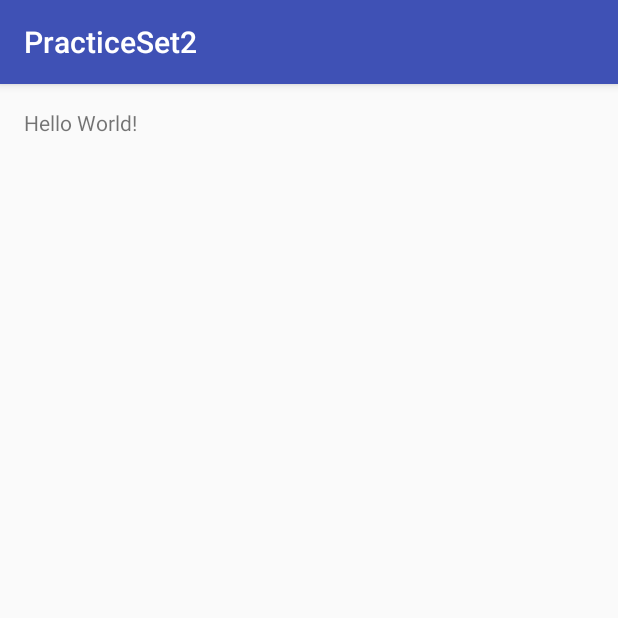
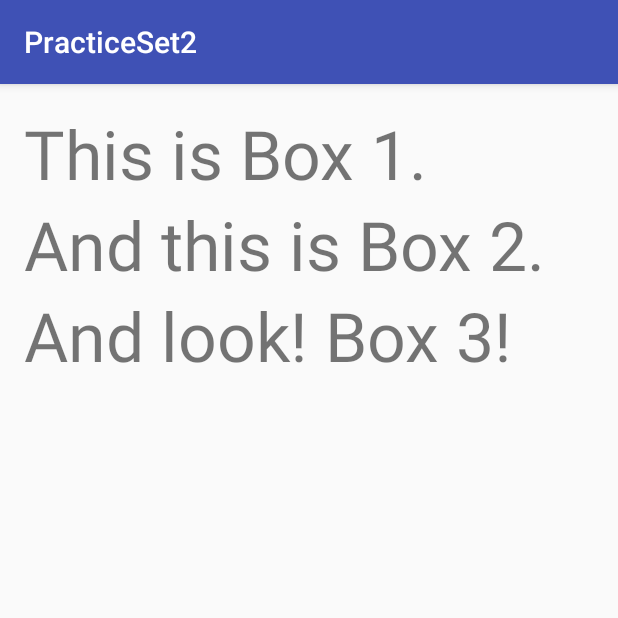
Before and after one commit to ChrisSensebe/PracticeSet2, an Android app: the screen it shows after launch (MainActivity), on a phone screen of 412 x 824 dp, the top half of it. Run offline under Robolectric (Android 15) with nearby library versions, the phone set to English and light mode, and no system bars.

Commit message:
mi problem set 2

```diff
--- a/app/src/main/java/com/nizural/fr/practiceset2/MainActivity.java
+++ b/app/src/main/java/com/nizural/fr/practiceset2/MainActivity.java
@@ -1,7 +1,8 @@
 package com.nizural.fr.practiceset2;
 
+import android.os.Bundle;
 import android.support.v7.app.AppCompatActivity;
-import android.os.Bundle;
+import android.widget.TextView;
 
 public class MainActivity extends AppCompatActivity {
 
@@ -9,5 +10,38 @@ public class MainActivity extends AppCompatActivity {
     protected void onCreate(Bundle savedInstanceState) {
         super.onCreate(savedInstanceState);
         setContentView(R.layout.activity_main);
+        // PASTE CODE YOU WANT TO TEST HERE
+        display1("This is Box 1.");
+        display2("And this is Box 2.");
+        display3("And look! Box 3!");
+    }
+
+    /**
+     * Display methods that allow the text to appear on the screen. Don't worry if you don't know
+     * how these work yet. We'll be covering them in lesson 3.
+     */
+
+    public void display(String text) {
+        TextView t = (TextView) findViewById(R.id.display_text_view);
+        t.setText(text);
+    }
+
+    public void display(int text) {
+        TextView t = (TextView) findViewById(R.id.display_text_view);
+        t.setText(text + "");
+    }
+
+    public void display1(String text) {
+        display(text);
+    }
+
+    public void display2(String text) {
+        TextView t = (TextView) findViewById(R.id.display_text_view_2);
+        t.setText(text);
+    }
+
+    public void display3(String text) {
+        TextView t = (TextView) findViewById(R.id.display_text_view_3);
+        t.setText(text);
     }
 }
--- a/app/src/main/res/layout/activity_main.xml
+++ b/app/src/main/res/layout/activity_main.xml
@@ -1,11 +1,33 @@
-<?xml version="1.0" encoding="utf-8"?>
-<RelativeLayout xmlns:android="http://schemas.android.com/apk/res/android"
-    xmlns:tools="http://schemas.android.com/tools" android:layout_width="match_parent"
-    android:layout_height="match_parent" android:paddingLeft="@dimen/activity_horizontal_margin"
+<LinearLayout xmlns:android="http://schemas.android.com/apk/res/android"
+    xmlns:tools="http://schemas.android.com/tools"
+    android:layout_width="match_parent"
+    android:layout_height="match_parent"
+    android:orientation="vertical"
+    android:paddingBottom="@dimen/activity_vertical_margin"
+    android:paddingLeft="@dimen/activity_horizontal_margin"
     android:paddingRight="@dimen/activity_horizontal_margin"
     android:paddingTop="@dimen/activity_vertical_margin"
-    android:paddingBottom="@dimen/activity_vertical_margin" tools:context=".MainActivity">
+    tools:context=".MainActivity">
 
-    <TextView android:text="Hello World!" android:layout_width="wrap_content"
-        android:layout_height="wrap_content" />
-</RelativeLayout>
+    <TextView
+        android:id="@+id/display_text_view"
+        android:layout_width="wrap_content"
+        android:layout_height="wrap_content"
+        android:text=""
+        android:textSize="45sp" />
+
+    <TextView
+        android:id="@+id/display_text_view_2"
+        android:layout_width="wrap_content"
+        android:layout_height="wrap_content"
+        android:text=""
+        android:textSize="45sp" />
+
+    <TextView
+        android:id="@+id/display_text_view_3"
+        android:layout_width="wrap_content"
+        android:layout_height="wrap_content"
+        android:text=""
+        android:textSize="45sp" />
+
+</LinearLayout>
```
